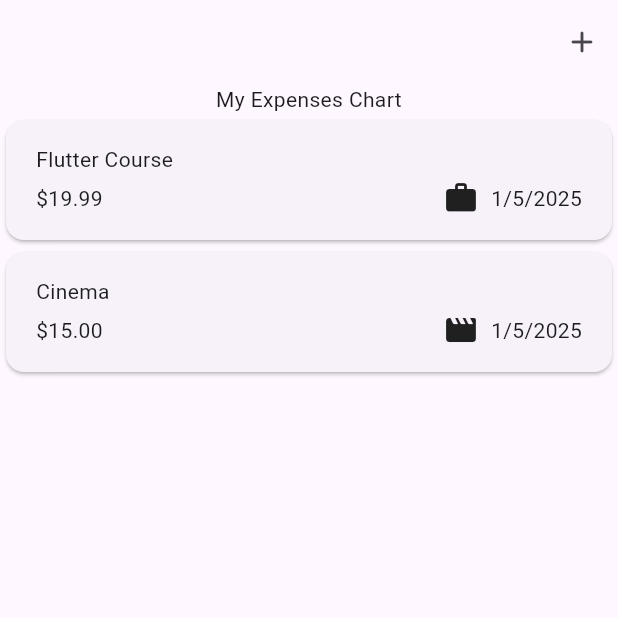
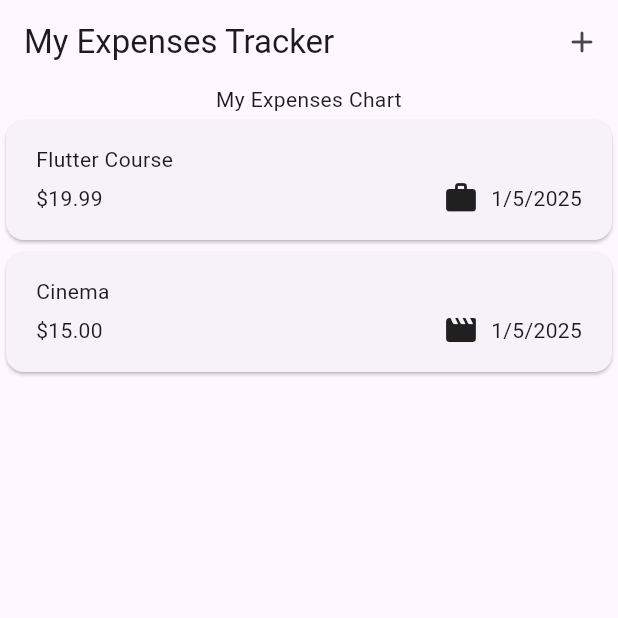
Before and after one commit to tolu-c/learning-dart-flutter, a Flutter app: the screen it shows after launch, on a phone screen of 412 x 824 dp, the top half of it. Run offline on Flutter 3.47's test engine with Material 3 defaults, Android fonts, the light colour scheme and no system bars; our stand-ins replace google_fonts.

Commit message:
added app bar title

```diff
--- a/expenses_tracker_app/lib/widgets/expenses.dart
+++ b/expenses_tracker_app/lib/widgets/expenses.dart
@@ -35,6 +35,10 @@ class _ExpensesState extends State<Expenses> {
             icon: const Icon(Icons.add_rounded),
           ),
         ],
+        title: const Text(
+          "My Expenses Tracker",
+          // textAlign: TextAlign.center,
+        ),
       ),
       body: Column(
         children: [
```
